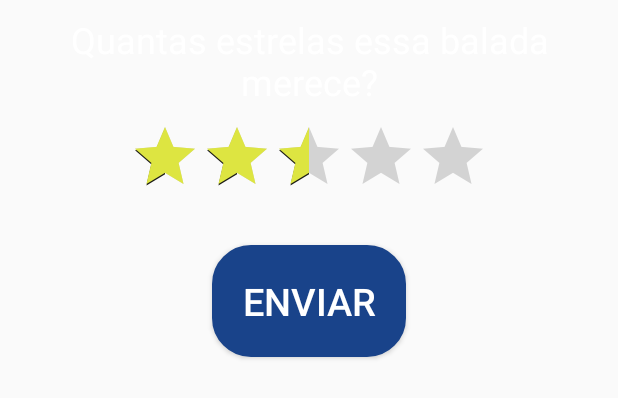
After one commit to isaacborges/BaladaCerta, an Android app: the layout rank_dialog.xml on its own in the app's theme, with its tools: preview values and no code run, on a phone screen of 412 x 824 dp. The commit adds this screen. Shown: the top 398 px of the screen. Run offline under Robolectric (Android 15) with nearby library versions, the phone set to English and light mode, and no system bars.

Commit message:
Inserting ranking dialog on the party info activity

```diff
--- a/PartiuBalada/app/src/main/java/unlv/erc/partiubalada/view/MainActivity.java
+++ b/PartiuBalada/app/src/main/java/unlv/erc/partiubalada/view/MainActivity.java
@@ -1,6 +1,7 @@
 package unlv.erc.partiubalada.view;
 
 import android.app.Activity;
+import android.app.Dialog;
 import android.content.Intent;
 import android.graphics.Typeface;
 import android.os.Parcelable;
@@ -16,6 +17,7 @@ import android.view.animation.AnimationUtils;
 import android.view.animation.Interpolator;
 import android.widget.AdapterView;
 import android.widget.ArrayAdapter;
+import android.widget.Button;
 import android.widget.ImageView;
 import android.widget.ListView;
 import android.widget.RatingBar;
--- /dev/null
+++ b/PartiuBalada/app/src/main/res/layout/rank_dialog.xml
@@ -0,0 +1,49 @@
+<?xml version="1.0" encoding="utf-8"?>
+<LinearLayout xmlns:android="http://schemas.android.com/apk/res/android"
+              android:layout_width="wrap_content"
+              android:layout_height="fill_parent"
+              android:orientation="vertical"
+    >
+
+    <TextView
+        android:id="@+id/rank_dialog_text1"
+        android:layout_width="wrap_content"
+        android:layout_height="wrap_content"
+        android:layout_gravity="center"
+        android:layout_marginTop="10dp"
+        android:text="Quantas estrelas essa balada merece?"
+        android:textAlignment="center"
+        android:textColor="#ffffff"
+        android:textSize="24dp"/>
+
+    <RatingBar
+        android:id="@+id/dialog_ratingbar"
+        android:layout_width="wrap_content"
+        android:layout_height="wrap_content"
+        android:layout_gravity="center"
+        android:layout_marginBottom="10dp"
+        android:layout_marginTop="10dp"
+        android:clickable="true"
+        android:isIndicator="false"
+        android:numStars="5"
+        android:progressTint="#dde541"
+        android:rating="2.5"
+        android:stepSize="0.5"
+        android:secondaryProgressTint="#1c1c17"/>
+
+    <Button
+        android:id="@+id/rank_dialog_button"
+        android:layout_width="wrap_content"
+        android:layout_height="wrap_content"
+        android:layout_gravity="center"
+        android:layout_marginBottom="15dp"
+        android:layout_marginTop="15dp"
+        android:background="@drawable/round_rect_button"
+        android:padding="20dp"
+        android:singleLine="false"
+        android:text="Enviar"
+        android:textColor="#ffffff"
+        android:textColorHighlight="#19438a"
+        android:textSize="25dp"/>
+
+</LinearLayout>
--- a/PartiuBalada/app/src/main/res/values/styles.xml
+++ b/PartiuBalada/app/src/main/res/values/styles.xml
@@ -12,4 +12,8 @@
 
     <style name="PopupOverlay" parent="ThemeOverlay.AppCompat.Light"/>
 
+    <style name="FullHeightDialog" parent="android:style/Theme.Dialog">
+        <item name="android:windowNoTitle">true</item>
+    </style>
+
 </resources>
```
Also changed, not shown: PartiuBalada/app/src/main/java/unlv/erc/partiubalada/view/PartyInfo.java (+39 -0 lines).
